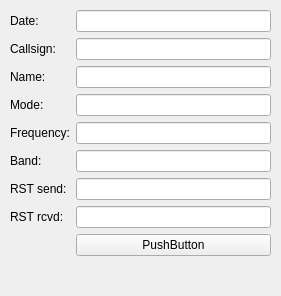
Norman0406/LISA, file src/plugins/logbook/logbookformdialog.ui: the form before one commit.
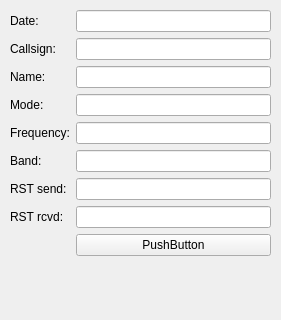
The form after the commit.

The edit to the form file:
```diff
--- a/src/plugins/logbook/logbookformdialog.ui
+++ b/src/plugins/logbook/logbookformdialog.ui
@@ -7,7 +7,7 @@
     <x>0</x>
     <y>0</y>
     <width>281</width>
-    <height>296</height>
+    <height>320</height>
    </rect>
   </property>
   <property name="windowTitle">
```
Left out of the diff: 6 changed lines with no effect on the pictures.
